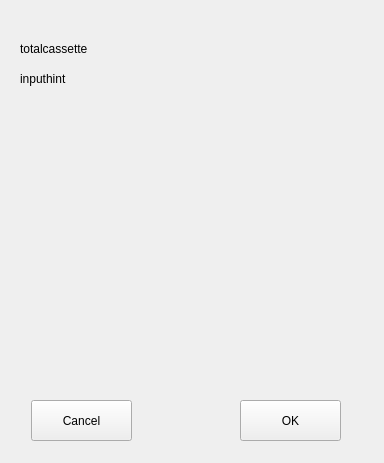
Qt form HimalayaMain/Gui/Components/Dashboard/Forms/CassetteNumberInputWidget.ui (Liyezhong/Master) before a commit.
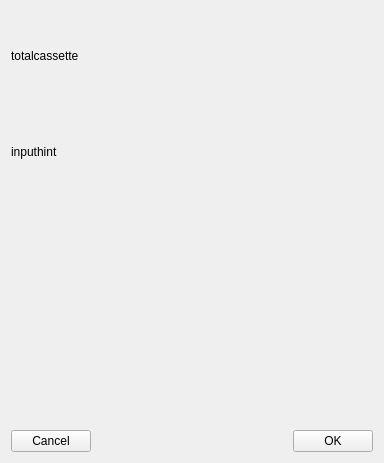
The same form after that commit. Custom widgets are drawn as their Qt base class.

Patch:
```diff
--- a/HimalayaMain/Gui/Components/Dashboard/Forms/CassetteNumberInputWidget.ui
+++ b/HimalayaMain/Gui/Components/Dashboard/Forms/CassetteNumberInputWidget.ui
@@ -10,18 +10,50 @@
     <height>463</height>
    </rect>
   </property>
+  <property name="sizePolicy">
+   <sizepolicy hsizetype="Preferred" vsizetype="Preferred">
+    <horstretch>0</horstretch>
+    <verstretch>0</verstretch>
+   </sizepolicy>
+  </property>
   <property name="windowTitle">
    <string>Dialog</string>
   </property>
+  <layout class="QVBoxLayout" name="verticalLayout">
+   <item>
+    <layout class="QVBoxLayout" name="verticalLayout_2">
+     <item>
+      <widget class="QLabel" name="totalcassettelbl">
+       <property name="minimumSize">
+        <size>
+         <width>0</width>
+         <height>0</height>
+        </size>
+       </property>
+       <property name="text">
+        <string>totalcassette</string>
+       </property>
+      </widget>
+     </item>
+     <item>
+      <widget class="QLabel" name="inputhintlbl">
+       <property name="minimumSize">
+        <size>
+         <width>0</width>
+         <height>0</height>
+        </size>
+       </property>
+       <property name="text">
+        <string>inputhint</string>
+       </property>
+      </widget>
+     </item>
+    </layout>
+   </item>
+   <item>
+    <layout class="QHBoxLayout" name="horizontalLayout">
+     <item>
   <widget class="MainMenu::CWheelPanel" name="scrollPanelCassetteNumber" native="true">
-   <property name="geometry">
-    <rect>
-     <x>20</x>
-     <y>100</y>
-     <width>341</width>
-     <height>241</height>
-    </rect>
-   </property>
    <property name="minimumSize">
     <size>
      <width>331</width>
@@ -29,58 +61,41 @@
     </size>
    </property>
   </widget>
+     </item>
+    </layout>
+   </item>
+   <item>
+    <layout class="QHBoxLayout" name="horizontalLayout_2">
+     <item>
   <widget class="QPushButton" name="btnCancel">
-   <property name="geometry">
-    <rect>
-     <x>31</x>
-     <y>400</y>
-     <width>101</width>
-     <height>41</height>
-    </rect>
-   </property>
    <property name="text">
     <string>Cancel</string>
    </property>
   </widget>
+     </item>
+     <item>
+      <spacer name="horizontalSpacer">
+       <property name="orientation">
+        <enum>Qt::Horizontal</enum>
+       </property>
+       <property name="sizeHint" stdset="0">
+        <size>
+         <width>40</width>
+         <height>20</height>
+        </size>
+       </property>
+      </spacer>
+     </item>
+     <item>
   <widget class="QPushButton" name="btnOK">
-   <property name="geometry">
-    <rect>
-     <x>240</x>
-     <y>400</y>
-     <width>101</width>
-     <height>41</height>
-    </rect>
-   </property>
    <property name="text">
     <string>OK</string>
    </property>
   </widget>
-  <widget class="QLabel" name="totalcassettelbl">
-   <property name="geometry">
-    <rect>
-     <x>20</x>
-     <y>40</y>
-     <width>321</width>
-     <height>17</height>
-    </rect>
-   </property>
-   <property name="text">
-    <string>totalcassette</string>
-   </property>
-  </widget>
-  <widget class="QLabel" name="inputhintlbl">
-   <property name="geometry">
-    <rect>
-     <x>20</x>
-     <y>70</y>
-     <width>341</width>
-     <height>17</height>
-    </rect>
-   </property>
-   <property name="text">
-    <string>inputhint</string>
-   </property>
-  </widget>
+     </item>
+    </layout>
+   </item>
+  </layout>
  </widget>
  <customwidgets>
   <customwidget>
```
Lines whose indentation alone changed are shown as unchanged.
